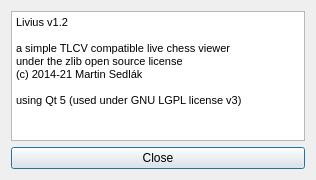
Old version of the form livius/aboutdialog.ui in the repository kmar/livius.
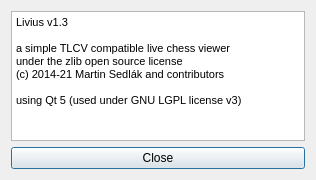
New version of the form.

Commit message: add support for both layouts, add Jost to the list of contributors

The edit to the form file:
```diff
--- a/livius/aboutdialog.ui
+++ b/livius/aboutdialog.ui
@@ -23,15 +23,15 @@
       <string>&lt;!DOCTYPE HTML PUBLIC &quot;-//W3C//DTD HTML 4.0//EN&quot; &quot;http://www.w3.org/TR/REC-html40/strict.dtd&quot;&gt;
 &lt;html&gt;&lt;head&gt;&lt;meta name=&quot;qrichtext&quot; content=&quot;1&quot; /&gt;&lt;style type=&quot;text/css&quot;&gt;
 p, li { white-space: pre-wrap; }
-&lt;/style&gt;&lt;/head&gt;&lt;body style=&quot; font-family:'MS Shell Dlg 2'; font-size:8.25pt; font-weight:400; font-style:normal;&quot;&gt;
-&lt;p style=&quot; margin-top:0px; margin-bottom:0px; margin-left:0px; margin-right:0px; -qt-block-indent:0; text-indent:0px;&quot;&gt;&lt;span style=&quot; font-size:8pt;&quot;&gt;Livius v1.2&lt;/span&gt;&lt;/p&gt;
-&lt;p style=&quot;-qt-paragraph-type:empty; margin-top:0px; margin-bottom:0px; margin-left:0px; margin-right:0px; -qt-block-indent:0; text-indent:0px; font-size:8pt;&quot;&gt;&lt;br /&gt;&lt;/p&gt;
-&lt;p style=&quot; margin-top:0px; margin-bottom:0px; margin-left:0px; margin-right:0px; -qt-block-indent:0; text-indent:0px;&quot;&gt;&lt;span style=&quot; font-size:8pt;&quot;&gt;a simple TLCV compatible live chess viewer&lt;/span&gt;&lt;/p&gt;
-&lt;p style=&quot; margin-top:0px; margin-bottom:0px; margin-left:0px; margin-right:0px; -qt-block-indent:0; text-indent:0px;&quot;&gt;&lt;span style=&quot; font-size:8pt;&quot;&gt;under the zlib open source license&lt;/span&gt;&lt;/p&gt;
-&lt;p style=&quot; margin-top:0px; margin-bottom:0px; margin-left:0px; margin-right:0px; -qt-block-indent:0; text-indent:0px;&quot;&gt;&lt;span style=&quot; font-size:8pt;&quot;&gt;(c) 2014-21 Martin Sedlák&lt;/span&gt;&lt;/p&gt;
-&lt;p style=&quot;-qt-paragraph-type:empty; margin-top:0px; margin-bottom:0px; margin-left:0px; margin-right:0px; -qt-block-indent:0; text-indent:0px; font-size:8pt;&quot;&gt;&lt;br /&gt;&lt;/p&gt;
-&lt;p style=&quot; margin-top:0px; margin-bottom:0px; margin-left:0px; margin-right:0px; -qt-block-indent:0; text-indent:0px;&quot;&gt;&lt;span style=&quot; font-size:8pt;&quot;&gt;using Qt 5 (used under GNU LGPL license v3)&lt;/span&gt;&lt;/p&gt;
-&lt;p style=&quot;-qt-paragraph-type:empty; margin-top:0px; margin-bottom:0px; margin-left:0px; margin-right:0px; -qt-block-indent:0; text-indent:0px; font-size:8pt;&quot;&gt;&lt;br /&gt;&lt;/p&gt;&lt;/body&gt;&lt;/html&gt;</string>
+&lt;/style&gt;&lt;/head&gt;&lt;body style=&quot; font-family:'Ubuntu'; font-size:11pt; font-weight:400; font-style:normal;&quot;&gt;
+&lt;p style=&quot; margin-top:0px; margin-bottom:0px; margin-left:0px; margin-right:0px; -qt-block-indent:0; text-indent:0px;&quot;&gt;&lt;span style=&quot; font-family:'MS Shell Dlg 2'; font-size:8pt;&quot;&gt;Livius v1.3&lt;/span&gt;&lt;/p&gt;
+&lt;p style=&quot;-qt-paragraph-type:empty; margin-top:0px; margin-bottom:0px; margin-left:0px; margin-right:0px; -qt-block-indent:0; text-indent:0px; font-family:'MS Shell Dlg 2'; font-size:8pt;&quot;&gt;&lt;br /&gt;&lt;/p&gt;
+&lt;p style=&quot; margin-top:0px; margin-bottom:0px; margin-left:0px; margin-right:0px; -qt-block-indent:0; text-indent:0px;&quot;&gt;&lt;span style=&quot; font-family:'MS Shell Dlg 2'; font-size:8pt;&quot;&gt;a simple TLCV compatible live chess viewer&lt;/span&gt;&lt;/p&gt;
+&lt;p style=&quot; margin-top:0px; margin-bottom:0px; margin-left:0px; margin-right:0px; -qt-block-indent:0; text-indent:0px;&quot;&gt;&lt;span style=&quot; font-family:'MS Shell Dlg 2'; font-size:8pt;&quot;&gt;under the zlib open source license&lt;/span&gt;&lt;/p&gt;
+&lt;p style=&quot; margin-top:0px; margin-bottom:0px; margin-left:0px; margin-right:0px; -qt-block-indent:0; text-indent:0px;&quot;&gt;&lt;span style=&quot; font-family:'MS Shell Dlg 2'; font-size:8pt;&quot;&gt;(c) 2014-21 Martin Sedlák and contributors&lt;/span&gt;&lt;/p&gt;
+&lt;p style=&quot;-qt-paragraph-type:empty; margin-top:0px; margin-bottom:0px; margin-left:0px; margin-right:0px; -qt-block-indent:0; text-indent:0px; font-family:'MS Shell Dlg 2'; font-size:8pt;&quot;&gt;&lt;br /&gt;&lt;/p&gt;
+&lt;p style=&quot; margin-top:0px; margin-bottom:0px; margin-left:0px; margin-right:0px; -qt-block-indent:0; text-indent:0px;&quot;&gt;&lt;span style=&quot; font-family:'MS Shell Dlg 2'; font-size:8pt;&quot;&gt;using Qt 5 (used under GNU LGPL license v3)&lt;/span&gt;&lt;/p&gt;
+&lt;p style=&quot;-qt-paragraph-type:empty; margin-top:0px; margin-bottom:0px; margin-left:0px; margin-right:0px; -qt-block-indent:0; text-indent:0px; font-family:'MS Shell Dlg 2'; font-size:8pt;&quot;&gt;&lt;br /&gt;&lt;/p&gt;&lt;/body&gt;&lt;/html&gt;</string>
      </property>
     </widget>
    </item>
```
The commit also changes 7 other files.
